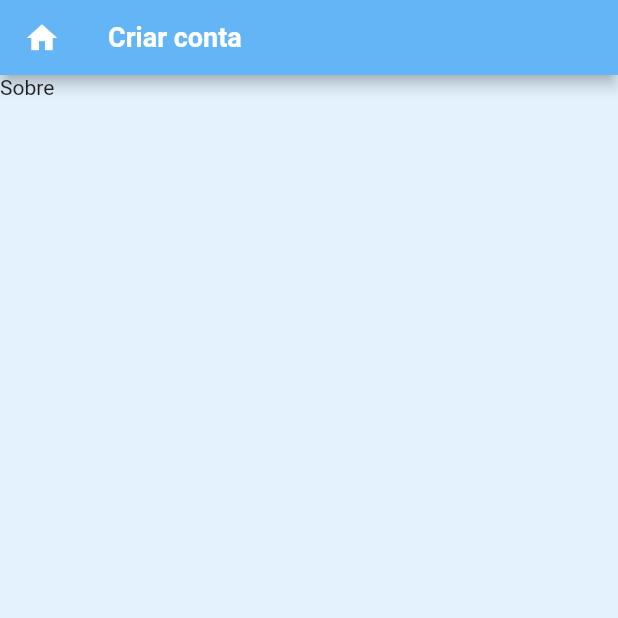
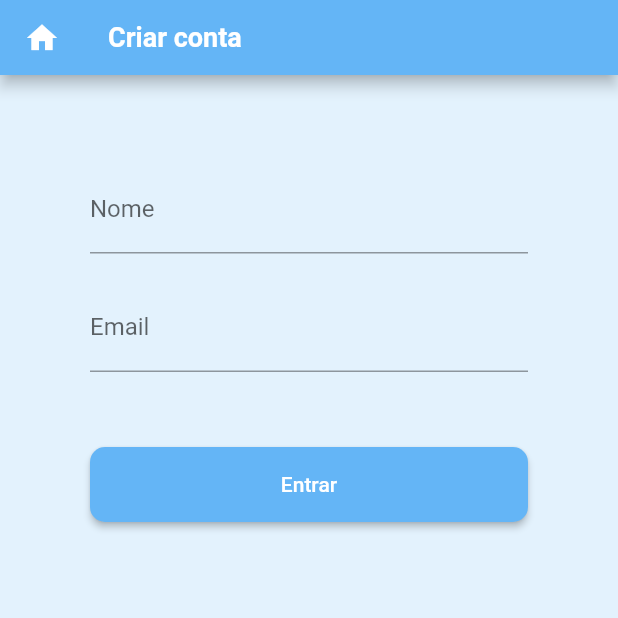
Before and after one commit to zepanzeri/app_telemedicina, a Flutter app: the screen it shows after launch, after a tap on "Criar conta", on a phone screen of 412 x 824 dp, the top half of it. Run offline on Flutter 3.47's test engine with Material 2 defaults, Android fonts, the phone set to English and light mode, and no system bars; missing offline and left inert: expansion_card; Roboto replaces fonts that are missing (Sans Serif).

Commit message:
Ajustes do texto da tela 'sobre'. Inicio do desenvolvimento da tela 'criar conta'.

```diff
--- a/lib/telas/TelaCriarConta.dart
+++ b/lib/telas/TelaCriarConta.dart
@@ -1,4 +1,5 @@
 import 'package:app_telemedicina/widgets/app_bar_widget.dart';
+import 'package:app_telemedicina/widgets/register_form_widget.dart';
 import 'package:flutter/material.dart';
 
 class TelaCriarConta extends StatefulWidget {
@@ -14,7 +15,7 @@ class _TelaCriarContaState extends State<TelaCriarConta> {
         preferredSize: Size.fromHeight(50),
         child: AppBarWidget()),
 
-      body: Text('Sobre'),
+      body: SingleChildScrollView(child: RegisterFormWidget(),),
       backgroundColor: Theme.of(context).backgroundColor,
     );
   }
--- /dev/null
+++ b/lib/widgets/register_form_widget.dart
@@ -0,0 +1,59 @@
+import 'package:flutter/material.dart';
+
+class RegisterFormWidget extends StatefulWidget {
+  @override
+  _RegisterFormWidgetState createState() => _RegisterFormWidgetState();
+}
+
+class _RegisterFormWidgetState extends State<RegisterFormWidget> {
+  var login = TextEditingController();
+  var senha = TextEditingController();
+  var registerFormKey = GlobalKey<FormState>();
+
+  @override
+  Widget build(BuildContext context) {
+    return Align(
+      alignment: Alignment.center,
+      child: Padding(
+        padding: const EdgeInsets.all(60),
+        child: Column(
+          children: [
+            Padding(
+              padding: const EdgeInsets.only(bottom: 20),
+              child: TextFormField(
+                controller: login,
+                validator: (value){
+
+                },
+                decoration: InputDecoration(
+                  labelText: 'Nome',
+                ),
+              ),
+            ),
+            Padding(
+              padding: const EdgeInsets.only(bottom: 50),
+              child: TextFormField(
+                obscureText: true,
+                controller: senha,
+                decoration: InputDecoration(
+                  labelText: 'Email',
+                ),
+              ),
+            ),
+            SizedBox(
+              height: 50,
+              width: double.infinity,
+              child: ElevatedButton(
+                style: Theme.of(context).elevatedButtonTheme.style,
+                child: Text('Entrar'),
+                onPressed: (){
+                  print('${login.text} : ${senha.text}');
+                },
+              ),
+            )
+          ],
+        ),
+      ),
+    );
+  }
+}
```
Also changed, not shown: lib/telas/TelaSobre.dart (+12 -8 lines), lib/widgets/expand_card_widget.dart (+2 -6 lines).
